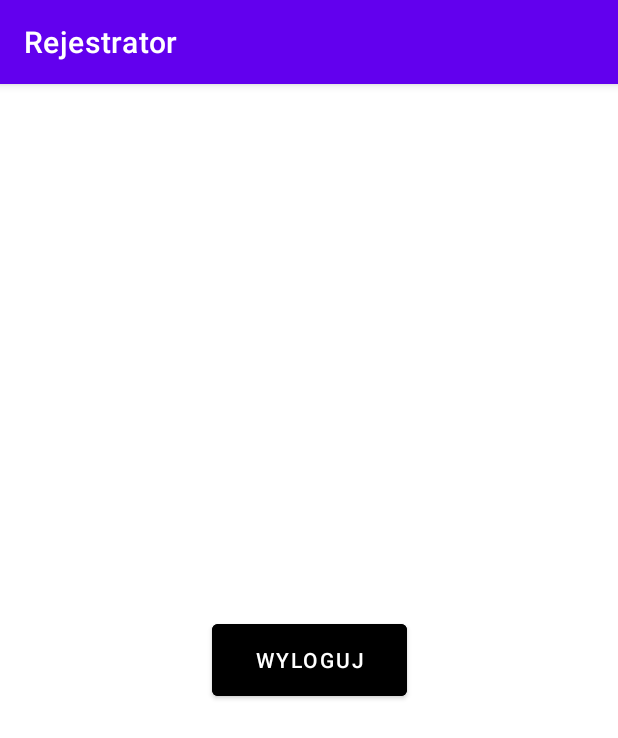
After one commit to mikolajbuczak/rejestrator-app, an Android app: the DashboardAdministrator screen opened through its navigation route, on a phone screen of 412 x 824 dp. The commit adds this screen. Shown: the top 738 px of the screen. Run offline under Robolectric (Android 15) with nearby library versions, the phone set to English and light mode, and no system bars.

Commit message:
Added a basic view of dashboard for administrator

```diff
--- /dev/null
+++ b/Rejestrator/app/src/main/java/com/example/rejestrator/view/fragment/DashboardAdministrator.kt
@@ -0,0 +1,30 @@
+package com.example.rejestrator.view.fragment
+
+import android.os.Bundle
+import androidx.fragment.app.Fragment
+import android.view.LayoutInflater
+import android.view.View
+import android.view.ViewGroup
+import androidx.navigation.findNavController
+import com.example.rejestrator.R
+import kotlinx.android.synthetic.main.fragment_dashboard_administrator.*
+import kotlinx.android.synthetic.main.fragment_dashboard_employee.*
+
+class DashboardAdministrator : Fragment() {
+    override fun onCreateView(inflater: LayoutInflater, container: ViewGroup?,
+                              savedInstanceState: Bundle?): View? {
+        return inflater.inflate(R.layout.fragment_dashboard_administrator, container, false)
+    }
+
+    override fun onViewCreated(view: View, savedInstanceState: Bundle?) {
+        super.onViewCreated(view, savedInstanceState)
+        LogoutButtonAdmin.setOnClickListener { x -> x.findNavController().navigate(R.id.action_dashboardAdmin_to_loginEmployee) }
+    }
+
+    companion object {
+        @JvmStatic
+        fun newInstance(): DashboardAdministrator {
+            return DashboardAdministrator()
+        }
+    }
+}
--- a/Rejestrator/app/src/main/java/com/example/rejestrator/view/fragment/LoginAdministrator.kt
+++ b/Rejestrator/app/src/main/java/com/example/rejestrator/view/fragment/LoginAdministrator.kt
@@ -20,6 +20,7 @@ class LoginAdministrator : Fragment() {
 
     override fun onViewCreated(view: View, savedInstanceState: Bundle?) {
         super.onViewCreated(view, savedInstanceState)
+        LoginButtonAdmin.setOnClickListener { x -> x.findNavController().navigate(R.id.action_loginAdmin_to_dashboardAdmin) }
         ChangeToEmployeeLoginButton.setOnClickListener { x -> x.findNavController().navigate(R.id.action_loginAdmin_to_loginEmployee) }
     }
 
--- /dev/null
+++ b/Rejestrator/app/src/main/res/layout/fragment_dashboard_administrator.xml
@@ -0,0 +1,23 @@
+<androidx.constraintlayout.widget.ConstraintLayout
+    xmlns:android="http://schemas.android.com/apk/res/android"
+    xmlns:app="http://schemas.android.com/apk/res-auto"
+    xmlns:tools="http://schemas.android.com/tools"
+    android:id="@+id/fragment_dashboard_administrator"
+    android:layout_width="match_parent"
+    android:layout_height="match_parent"
+    android:background="@android:color/white"
+    tools:context=".view.fragment.DashboardAdministrator">
+
+    <Button
+        android:id="@+id/LogoutButtonAdmin"
+        android:layout_width="130dp"
+        android:layout_height="60dp"
+        android:backgroundTint="@color/black"
+        android:text="@string/LogoutButton"
+        android:textColor="@color/white"
+        app:layout_constraintBottom_toBottomOf="parent"
+        app:layout_constraintEnd_toEndOf="parent"
+        app:layout_constraintStart_toStartOf="parent"
+        app:layout_constraintTop_toTopOf="parent" />
+
+</androidx.constraintlayout.widget.ConstraintLayout>
--- a/Rejestrator/app/src/main/res/navigation/navigation_file.xml
+++ b/Rejestrator/app/src/main/res/navigation/navigation_file.xml
@@ -22,6 +22,9 @@
         android:name="com.example.rejestrator.view.fragment.LoginAdministrator"
         tools:layout="@layout/fragment_login_administrator" >
         <action
+            android:id="@+id/action_loginAdmin_to_dashboardAdmin"
+            app:destination="@id/dashboardAdminFragment" />
+        <action
             android:id="@+id/action_loginAdmin_to_loginEmployee"
             app:destination="@id/loginEmployeeFragment" />
     </fragment>
@@ -35,4 +38,13 @@
             app:destination="@id/loginEmployeeFragment" />
     </fragment>
 
+    <fragment
+        android:id="@+id/dashboardAdminFragment"
+        android:name="com.example.rejestrator.view.fragment.DashboardAdministrator"
+        tools:layout="@layout/fragment_dashboard_administrator" >
+        <action
+            android:id="@+id/action_dashboardAdmin_to_loginEmployee"
+            app:destination="@id/loginEmployeeFragment" />
+    </fragment>
+
 </navigation>
```
